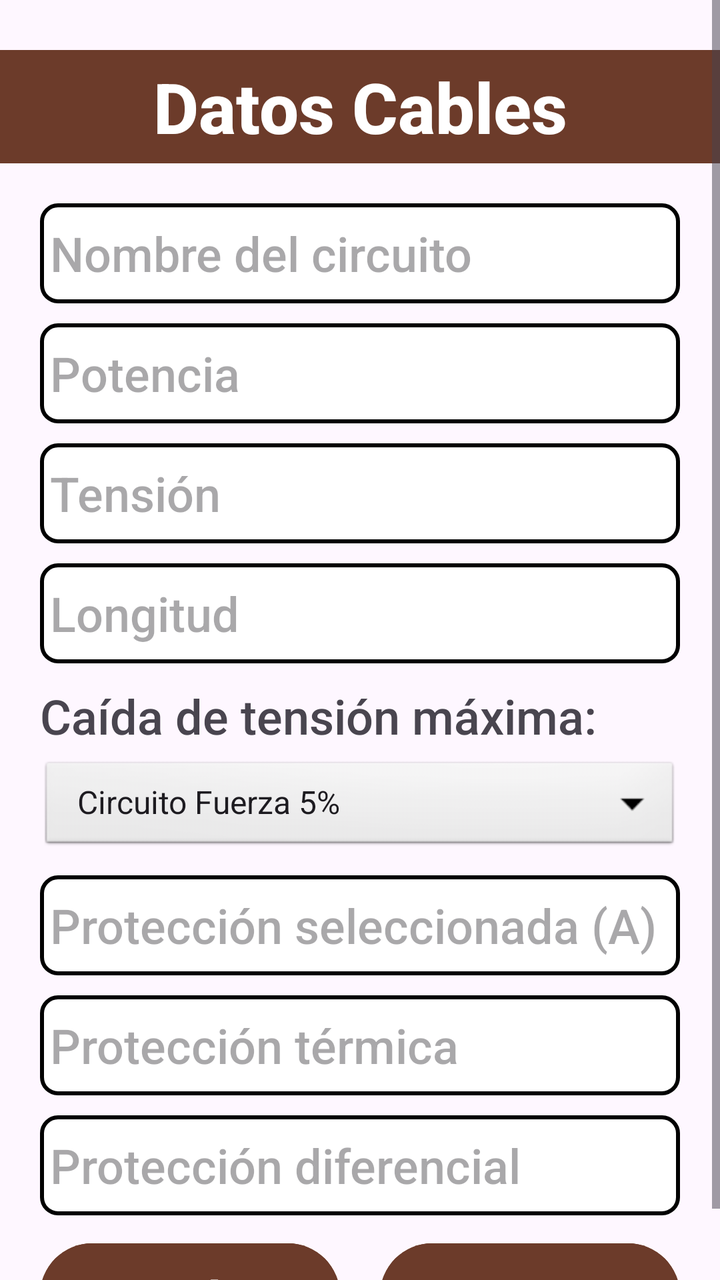
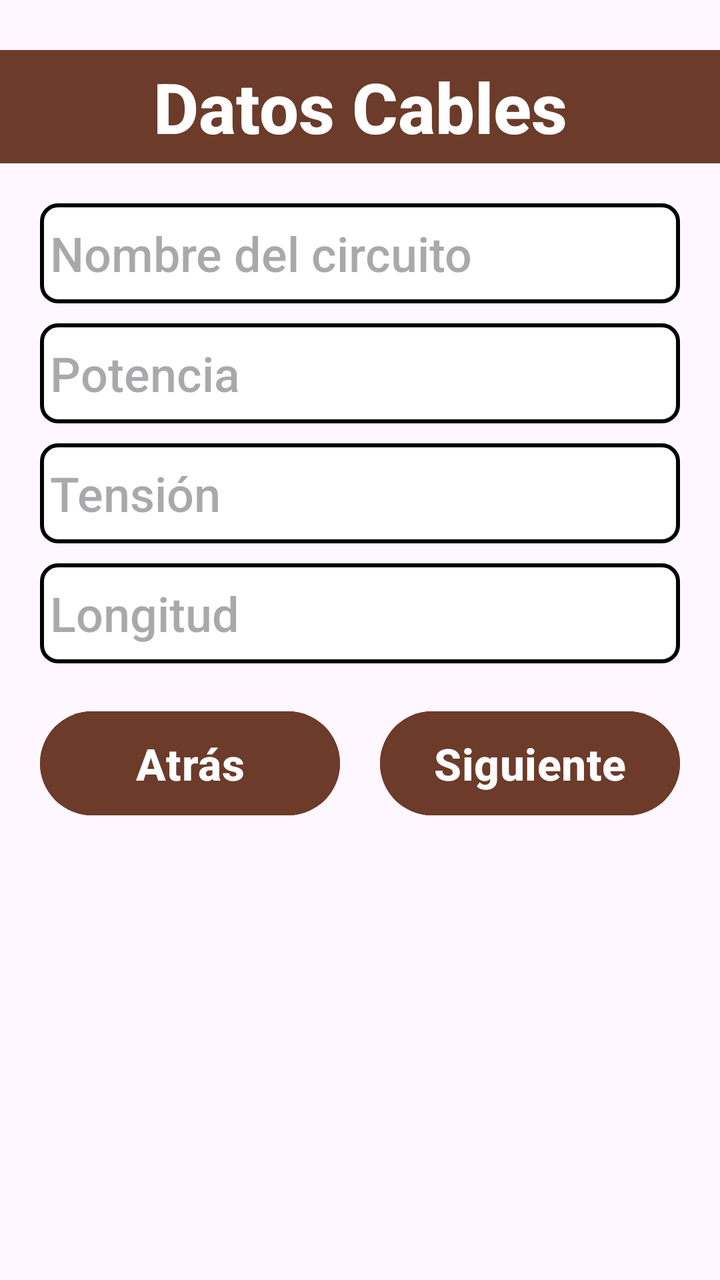

Before-and-after screenshots of an Android layout around one commit, followed by the original layout XML and the change that was made.
<!-- AndroidManifest.xml: application theme Theme.CalculadoraDeCables -->
<!-- res/layout/pantalla_datos_cable1.xml -->
<?xml version="1.0" encoding="utf-8"?>
<androidx.constraintlayout.widget.ConstraintLayout xmlns:android="http://schemas.android.com/apk/res/android"
    xmlns:app="http://schemas.android.com/apk/res-auto"
    xmlns:tools="http://schemas.android.com/tools"
    android:layout_width="match_parent"
    android:layout_height="match_parent">

    <ScrollView
        android:layout_width="match_parent"
        android:layout_height="match_parent">

        <LinearLayout
            android:layout_width="match_parent"
            android:layout_height="wrap_content"
            android:orientation="vertical" >

            
            <TextView
                android:id="@+id/textViewDatosCable"
                android:layout_width="match_parent"
                android:layout_height="wrap_content"
                android:layout_marginTop="25dp"
                android:layout_marginBottom="20dp"
                android:background="@color/fondoTitulo"
                android:fontFamily="sans-serif-medium"
                android:text="Datos Cables"
                android:textAlignment="center"
                android:textColor="@color/white"
                android:textSize="35sp"
                android:textStyle="bold"
                android:padding="5dp" />

            
            <EditText
                android:id="@+id/editTextNombreCircuito"
                android:layout_width="match_parent"
                android:layout_height="50dp"
                android:layout_marginBottom="10dp"
                android:layout_marginHorizontal="20dp"
                android:background="@drawable/recuadro_texto"
                android:ems="10"
                android:fontFamily="sans-serif-medium"
                android:hint="Nombre del circuito"
                android:inputType="text"
                android:padding="5dp"
                android:textSize="24sp" />


            
            <EditText
                android:id="@+id/editTextPotencia"
                android:layout_width="match_parent"
                android:layout_height="50dp"
                android:layout_marginBottom="10dp"
                android:layout_marginHorizontal="20dp"
                android:background="@drawable/recuadro_texto"
                android:ems="10"
                android:fontFamily="sans-serif-medium"
                android:hint="Potencia"
                android:inputType="text"
                android:padding="5dp"
                android:textSize="24sp" />

            <EditText
                android:id="@+id/editTextTension"
                android:layout_width="match_parent"
                android:layout_height="50dp"
                android:layout_marginBottom="10dp"
                android:layout_marginHorizontal="20dp"
                android:background="@drawable/recuadro_texto"
                android:ems="10"
                android:fontFamily="sans-serif-medium"
                android:hint="Tensión"
                android:inputType="text"
                android:padding="5dp"
                android:textSize="24sp" />

            <EditText
                android:id="@+id/editTextLongitud"
                android:layout_width="match_parent"
                android:layout_height="50dp"
                android:layout_marginBottom="10dp"
                android:layout_marginHorizontal="20dp"
                android:background="@drawable/recuadro_texto"
                android:ems="10"
                android:fontFamily="sans-serif-medium"
                android:hint="Longitud"
                android:inputType="text"
                android:padding="5dp"
                android:textSize="24sp" />

            <TextView
                android:id="@+id/textViewCaidaTensionMax"
                android:layout_width="match_parent"
                android:layout_height="wrap_content"
                android:layout_marginBottom="5dp"
                android:layout_marginHorizontal="20dp"
                android:ems="10"
                android:fontFamily="sans-serif-medium"
                android:text="Caída de tensión máxima:"
                android:textSize="24sp" />

            <Spinner
                android:id="@+id/spinner1"
                android:layout_width="match_parent"
                android:layout_height="wrap_content"
                android:layout_marginBottom="10dp"
                android:layout_marginHorizontal="20dp"
                android:fontFamily="sans-serif-medium"
                android:background="@android:drawable/btn_dropdown"
                android:entries="@array/opciones_caida_tension" />

            <EditText
                android:id="@+id/editTextProteccionSelec"
                android:layout_width="match_parent"
                android:layout_height="50dp"
                android:layout_marginBottom="10dp"
                android:layout_marginHorizontal="20dp"
                android:background="@drawable/recuadro_texto"
                android:ems="10"
                android:fontFamily="sans-serif-medium"
                android:hint="Protección seleccionada (A)"
                android:inputType="text"
                android:padding="5dp"
                android:textSize="24sp" />

            <EditText
                android:id="@+id/editTextProteccionTermica"
                android:layout_width="match_parent"
                android:layout_height="50dp"
                android:layout_marginBottom="10dp"
                android:layout_marginHorizontal="20dp"
                android:background="@drawable/recuadro_texto"
                android:ems="10"
                android:fontFamily="sans-serif-medium"
                android:hint="Protección térmica"
                android:inputType="text"
                android:padding="5dp"
                android:textSize="24sp" />

            <EditText
                android:id="@+id/editTextProteccionDiferencial"
                android:layout_width="match_parent"
                android:layout_height="50dp"
                android:layout_marginBottom="10dp"
                android:layout_marginHorizontal="20dp"
                android:background="@drawable/recuadro_texto"
                android:ems="10"
                android:fontFamily="sans-serif-medium"
                android:hint="Protección diferencial"
                android:inputType="text"
                android:padding="5dp"
                android:textSize="24sp" />

            
            <LinearLayout
                android:layout_width="match_parent"
                android:layout_height="wrap_content"
                android:layout_marginHorizontal="20dp"
                android:orientation="horizontal">

                <Button
                    android:id="@+id/botonAtras"
                    android:layout_width="0dp"
                    android:layout_height="60dp"
                    android:layout_weight="1"
                    android:backgroundTint="@color/fondoBotones"
                    android:fontFamily="sans-serif-medium"
                    android:text="Atrás"
                    android:textColor="@color/white"
                    android:textSize="22sp"
                    android:textStyle="bold" />

                <Button
                    android:id="@+id/botonSiguiente"
                    android:layout_width="0dp"
                    android:layout_height="60dp"
                    android:layout_marginStart="20dp"
                    android:layout_weight="1"
                    android:backgroundTint="@color/fondoBotones"
                    android:fontFamily="sans-serif-medium"
                    android:text="Siguiente"
                    android:textColor="@color/white"
                    android:textSize="22sp"
                    android:textStyle="bold" />

            </LinearLayout>
        </LinearLayout>
    </ScrollView>
</androidx.constraintlayout.widget.ConstraintLayout>
<!-- resources referenced by this layout -->
<resources>
  <string-array name="opciones_caida_tension">
          <item>Circuito Fuerza 5%</item>
          <item>Circuito Alumbrado 3%</item>
          <item>Acometida o Derivación Individual 1,5%</item>
      </string-array>
  <color name="fondoBotones">#6C3B2A</color>
  <color name="fondoTitulo">#6C3B2A</color>
  <color name="white">#FFFFFFFF</color>
  <!-- drawable recuadro_texto (drawable) -->
  <?xml version="1.0" encoding="utf-8"?>
  <shape xmlns:android="http://schemas.android.com/apk/res/android">
  
      <solid android:color="@color/white"/>
  
      <stroke
          android:width="2dp"
          android:color="@color/black"/>
  
      <corners android:radius="8dp"/>
  
  </shape>
  <style name="Theme.CalculadoraDeCables" parent="Base.Theme.CalculadoraDeCables" />
  <color name="black">#FF000000</color>
  <style name="Base.Theme.CalculadoraDeCables" parent="Theme.Material3.DayNight.NoActionBar">
          
          
      </style>
</resources>

<!-- the commit's change to res/layout/pantalla_datos_cable1.xml (unified diff, before → after) -->
@@ -45,8 +45,6 @@
                 android:padding="5dp"
                 android:textSize="24sp" />
 
-
-            
             <EditText
                 android:id="@+id/editTextPotencia"
                 android:layout_width="match_parent"
@@ -79,7 +77,6 @@
                 android:id="@+id/editTextLongitud"
                 android:layout_width="match_parent"
                 android:layout_height="50dp"
-                android:layout_marginBottom="10dp"
                 android:layout_marginHorizontal="20dp"
                 android:background="@drawable/recuadro_texto"
                 android:ems="10"
@@ -89,73 +86,11 @@
                 android:padding="5dp"
                 android:textSize="24sp" />
 
-            <TextView
-                android:id="@+id/textViewCaidaTensionMax"
-                android:layout_width="match_parent"
-                android:layout_height="wrap_content"
-                android:layout_marginBottom="5dp"
-                android:layout_marginHorizontal="20dp"
-                android:ems="10"
-                android:fontFamily="sans-serif-medium"
-                android:text="Caída de tensión máxima:"
-                android:textSize="24sp" />
-
-            <Spinner
-                android:id="@+id/spinner1"
-                android:layout_width="match_parent"
-                android:layout_height="wrap_content"
-                android:layout_marginBottom="10dp"
-                android:layout_marginHorizontal="20dp"
-                android:fontFamily="sans-serif-medium"
-                android:background="@android:drawable/btn_dropdown"
-                android:entries="@array/opciones_caida_tension" />
-
-            <EditText
-                android:id="@+id/editTextProteccionSelec"
-                android:layout_width="match_parent"
-                android:layout_height="50dp"
-                android:layout_marginBottom="10dp"
-                android:layout_marginHorizontal="20dp"
-                android:background="@drawable/recuadro_texto"
-                android:ems="10"
-                android:fontFamily="sans-serif-medium"
-                android:hint="Protección seleccionada (A)"
-                android:inputType="text"
-                android:padding="5dp"
-                android:textSize="24sp" />
-
-            <EditText
-                android:id="@+id/editTextProteccionTermica"
-                android:layout_width="match_parent"
-                android:layout_height="50dp"
-                android:layout_marginBottom="10dp"
-                android:layout_marginHorizontal="20dp"
-                android:background="@drawable/recuadro_texto"
-                android:ems="10"
-                android:fontFamily="sans-serif-medium"
-                android:hint="Protección térmica"
-                android:inputType="text"
-                android:padding="5dp"
-                android:textSize="24sp" />
-
-            <EditText
-                android:id="@+id/editTextProteccionDiferencial"
-                android:layout_width="match_parent"
-                android:layout_height="50dp"
-                android:layout_marginBottom="10dp"
-                android:layout_marginHorizontal="20dp"
-                android:background="@drawable/recuadro_texto"
-                android:ems="10"
-                android:fontFamily="sans-serif-medium"
-                android:hint="Protección diferencial"
-                android:inputType="text"
-                android:padding="5dp"
-                android:textSize="24sp" />
-
             
             <LinearLayout
                 android:layout_width="match_parent"
                 android:layout_height="wrap_content"
+                android:layout_marginTop="20dp"
                 android:layout_marginHorizontal="20dp"
                 android:orientation="horizontal">
 
<!-- resource entries referenced after the edit -->
@@ -1,10 +1,5 @@
 <!-- resources referenced by this layout -->
 <resources>
-  <string-array name="opciones_caida_tension">
-          <item>Circuito Fuerza 5%</item>
-          <item>Circuito Alumbrado 3%</item>
-          <item>Acometida o Derivación Individual 1,5%</item>
-      </string-array>
   <color name="fondoBotones">#6C3B2A</color>
   <color name="fondoTitulo">#6C3B2A</color>
   <color name="white">#FFFFFFFF</color>
